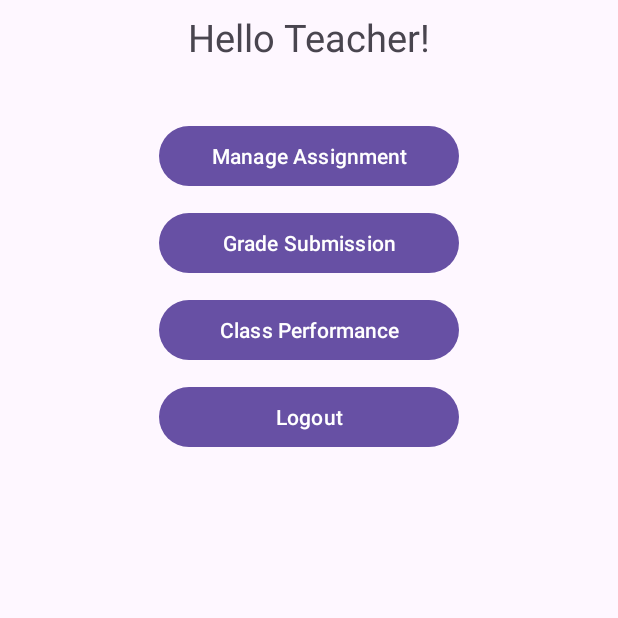
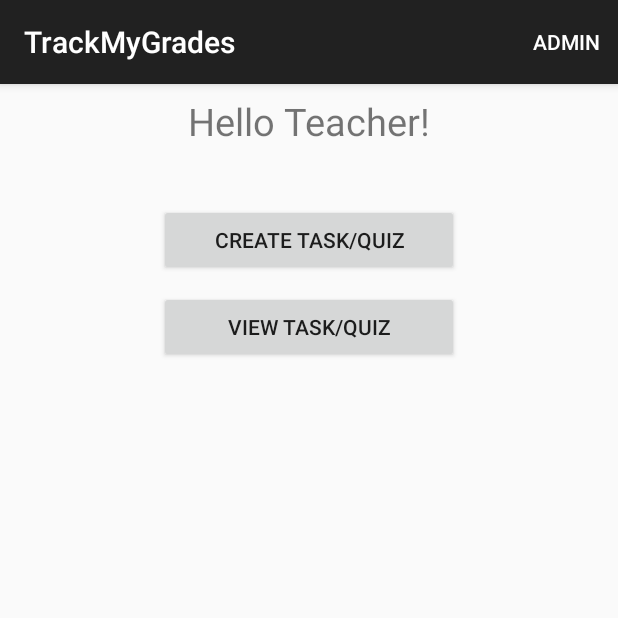
Before and after one commit to efuji38/TrackMyGrades, an Android app: the TeacherDashboardActivity screen opened directly, with no data from a screen before it, on a phone screen of 412 x 824 dp, the top half of it. Run offline under Robolectric (Android 15) with nearby library versions, the phone set to English and light mode, and no system bars; our stand-ins replace Room's generated code.

Commit message:
Added menu button for logout function

```diff
--- a/app/src/main/AndroidManifest.xml
+++ b/app/src/main/AndroidManifest.xml
@@ -10,8 +10,11 @@
         android:label="@string/app_name"
         android:roundIcon="@mipmap/ic_launcher_round"
         android:supportsRtl="true"
-        android:theme="@style/Theme.TrackMyGrades"
+        android:theme="@style/Theme.AppCompat.DayNight.DarkActionBar"
         tools:targetApi="31">
+        <activity
+            android:name=".activities.CreateAssignmentQuizActivity"
+            android:exported="false" />
         <activity
             android:name=".activities.StudentDashboardActivity"
             android:exported="false" />
--- a/app/src/main/java/com/example/trackmygrades/activities/TeacherDashboardActivity.java
+++ b/app/src/main/java/com/example/trackmygrades/activities/TeacherDashboardActivity.java
@@ -2,28 +2,152 @@ package com.example.trackmygrades.activities;
 
 
 import android.content.Context;
+import android.content.DialogInterface;
 import android.content.Intent;
+import android.content.SharedPreferences;
 import android.os.Bundle;
+import android.view.Menu;
+import android.view.MenuInflater;
+import android.view.MenuItem;
 
 
+import androidx.annotation.NonNull;
+import androidx.appcompat.app.AlertDialog;
 import androidx.appcompat.app.AppCompatActivity;
+import androidx.lifecycle.LiveData;
 
 
 import com.example.trackmygrades.R;
+import com.example.trackmygrades.database.TrackMyGradesRepository;
+import com.example.trackmygrades.database.entities.User;
 import com.example.trackmygrades.databinding.ActivityTeacherDashboardBinding;
 
 public class TeacherDashboardActivity extends AppCompatActivity {
 
     ActivityTeacherDashboardBinding binding;
+    private static final String MAIN_ACTIVITY_USER_ID = "com.example.trackmygrades.activities.MAIN_ACTIVITY_USER_ID";
+    static final String SAVED_INSTANCE_STATE_USERID_KEY = "com.example.trackmygrades.SAVED_INSTANCE_STATE_USERID_KEY";
+    private User user;
+    int loggedInUserId = -1;
+    private static final int LOGGED_OUT = -1;
 
-    private static final String MAIN_ACTIVITY_USER_ID = "com.example.trackmygrades.activities.MAIN_ACTIVITY_USER_ID";
+    private TrackMyGradesRepository repository;
+
 
     @Override
     protected void onCreate(Bundle savedInstanceState) {
         super.onCreate(savedInstanceState);
         setContentView(R.layout.activity_teacher_dashboard);
 
+        repository = TrackMyGradesRepository.getRepository(getApplication());
+        loginUser(savedInstanceState);
+
+
     }
+
+    private void loginUser(Bundle savedInstanceState){
+        //check shared preference for logged in user read from the file
+        SharedPreferences sharedPreferences = getApplication().getSharedPreferences(getString(R.string.preference_file_key),
+                Context.MODE_PRIVATE);
+        loggedInUserId = sharedPreferences.getInt(getString(R.string.preference_userId_key), LOGGED_OUT);;
+
+        if(loggedInUserId == LOGGED_OUT & savedInstanceState != null && savedInstanceState.containsKey(SAVED_INSTANCE_STATE_USERID_KEY)){
+            loggedInUserId = savedInstanceState.getInt(SAVED_INSTANCE_STATE_USERID_KEY, LOGGED_OUT);
+        }
+        if(loggedInUserId == LOGGED_OUT){
+            loggedInUserId = getIntent().getIntExtra(MAIN_ACTIVITY_USER_ID, LOGGED_OUT);
+        }
+        if(loggedInUserId == LOGGED_OUT){
+            return;
+        }
+        LiveData<User> userObserver = repository.getUserByUserId(loggedInUserId);
+        userObserver.observe(this, user -> {
+            this.user = user;
+            if(this.user != null){
+                invalidateOptionsMenu();
+            }
+        });
+    }
+
+    @Override
+    protected void onSaveInstanceState(@NonNull Bundle outState) {
+        super.onSaveInstanceState(outState);
+        outState.putInt(SAVED_INSTANCE_STATE_USERID_KEY, loggedInUserId);
+        updateSharedPreference();
+
+    }
+
+    @Override
+    public boolean onCreateOptionsMenu(Menu menu) {
+        MenuInflater inflater = getMenuInflater();
+        inflater.inflate(R.menu.logout_menu, menu);
+        return super.onCreateOptionsMenu(menu);
+    }
+
+    @Override
+    public boolean onPrepareOptionsMenu(Menu menu) {
+        MenuItem item = menu.findItem(R.id.logoutMenuItem);
+        item.setVisible(true);
+        item.setTitle("admin");
+        item.setVisible(true);
+        if(user == null){
+            return false;
+        }
+        item.setTitle(user.getUsername());
+        item.setOnMenuItemClickListener(new MenuItem.OnMenuItemClickListener() {
+            @Override
+            public boolean onMenuItemClick(@NonNull MenuItem item) {
+                showLogoutDialog();
+                return false;
+            }
+        });
+        return true;
+    }
+
+
+
+    private void showLogoutDialog(){
+        AlertDialog.Builder alertBuilder = new AlertDialog.Builder(TeacherDashboardActivity.this);
+        final AlertDialog alertDialog = alertBuilder.create();
+
+        alertBuilder.setMessage("Logout?");
+
+        alertBuilder.setPositiveButton("Logout", new DialogInterface.OnClickListener() {
+            @Override
+            public void onClick(DialogInterface dialog, int which) {
+                logout();
+            }
+        });
+
+        alertBuilder.setNegativeButton("Cancel", new DialogInterface.OnClickListener() {
+            @Override
+            public void onClick(DialogInterface dialog, int which) {
+                alertDialog.dismiss();
+            }
+        });
+
+        alertBuilder.create().show();
+
+    }
+
+    private void logout() {
+
+        loggedInUserId = LOGGED_OUT;
+        updateSharedPreference();
+        getIntent().putExtra(MAIN_ACTIVITY_USER_ID, LOGGED_OUT);
+
+        startActivity(MainActivity.loginIntentFactory(getApplicationContext()));
+
+    }
+    private void updateSharedPreference(){
+        SharedPreferences sharedPreferences = getApplication().getSharedPreferences(getString(R.string.preference_file_key),
+                Context.MODE_PRIVATE);
+        SharedPreferences.Editor sharedPrefEditor = sharedPreferences.edit();
+        sharedPrefEditor.putInt(getString(R.string.preference_userId_key), loggedInUserId);
+        sharedPrefEditor.apply();
+
+    }
+
 
     static Intent teacherDashboardIntentFactory(Context context, int userId){
         Intent intent = new Intent(context, TeacherDashboardActivity.class);
--- a/app/src/main/java/com/example/trackmygrades/database/TrackMyGradesRepository.java
+++ b/app/src/main/java/com/example/trackmygrades/database/TrackMyGradesRepository.java
@@ -53,5 +53,7 @@ public class TrackMyGradesRepository {
     }
 
 
-
+    public LiveData<User> getUserByUserId(int userId) {
+        return userDAO.getUserByUserId(userId);
+    }
 }
--- a/app/src/main/java/com/example/trackmygrades/database/UserDAO.java
+++ b/app/src/main/java/com/example/trackmygrades/database/UserDAO.java
@@ -17,4 +17,6 @@ public interface UserDAO {
     @Query("SELECT * FROM " + TrackMyGradesDatabase.USER_TABLE + " WHERE username == :username")
     LiveData<User> getUserByUserName(String username);
 
+    @Query("SELECT * FROM " + TrackMyGradesDatabase.USER_TABLE + " WHERE userId == :userId")
+    LiveData<User> getUserByUserId(int userId);
 }
--- a/app/src/main/java/com/example/trackmygrades/database/entities/Assessment.java
+++ b/app/src/main/java/com/example/trackmygrades/database/entities/Assessment.java
@@ -14,11 +14,10 @@ public class Assessment {
     private LocalDateTime dueDate;
     private int teacherId;
 
-    public Assessment(int assignmentId, LocalDateTime dueDate, int teacherId, String title) {
-        this.assignmentId = assignmentId;
+    public Assessment(String title, LocalDateTime dueDate, int teacherId) {
+        this.title = title;
         this.dueDate = dueDate;
         this.teacherId = teacherId;
-        this.title = title;
     }
 
     @Override
--- a/app/src/main/java/com/example/trackmygrades/database/entities/Grade.java
+++ b/app/src/main/java/com/example/trackmygrades/database/entities/Grade.java
@@ -12,11 +12,10 @@ public class Grade {
     private double grade;
     private String comment;
 
-    public Grade(int assignmentId, String comment, double grade, int gradeId, int studentId) {
+    public Grade(int assignmentId, double grade, String comment,  int studentId) {
         this.assignmentId = assignmentId;
+        this.grade = grade;
         this.comment = comment;
-        this.grade = grade;
-        this.gradeId = gradeId;
         this.studentId = studentId;
     }
 
--- a/app/src/main/java/com/example/trackmygrades/database/entities/User.java
+++ b/app/src/main/java/com/example/trackmygrades/database/entities/User.java
@@ -24,12 +24,11 @@ public class User {
     private String password;
     private boolean isTeacher;
 
-    public User(String username, String email, boolean isTeacher, String password, int userId) {
+    public User(String username, String password, String email, boolean isTeacher) {
         this.username = username;
+        this.password = password;
         this.email = email;
         this.isTeacher = isTeacher;
-        this.password = password;
-        this.userId = userId;
     }
 
     @Override
--- a/app/src/main/res/layout/activity_teacher_dashboard.xml
+++ b/app/src/main/res/layout/activity_teacher_dashboard.xml
@@ -19,52 +19,30 @@
         tools:ignore="MissingConstraints" />
 
     <Button
-        android:id="@+id/manageAssignmentButton"
+        android:id="@+id/createAssignmentQuizButton"
         android:layout_width="200dp"
         android:layout_height="wrap_content"
         app:layout_constraintStart_toStartOf="parent"
         app:layout_constraintEnd_toEndOf="parent"
         app:layout_constraintTop_toBottomOf="@id/greetingTeacherTextView"
         android:layout_marginTop="30dp"
-        android:text="Manage Assignment"
+        android:text="Create Task/Quiz"
+        android:gravity="center"
         tools:layout_editor_absoluteX="161dp"
         tools:layout_editor_absoluteY="222dp" />
 
     <Button
-        android:id="@+id/gradeSubmissionButton"
+        android:id="@+id/viewAssessmentButton"
         android:layout_width="200dp"
         android:layout_height="wrap_content"
         app:layout_constraintStart_toStartOf="parent"
         app:layout_constraintEnd_toEndOf="parent"
-        app:layout_constraintTop_toBottomOf="@id/manageAssignmentButton"
+        app:layout_constraintTop_toBottomOf="@id/createAssignmentQuizButton"
         android:layout_marginTop="10dp"
-        android:text="Grade Submission"
-        tools:layout_editor_absoluteX="161dp"
-        tools:layout_editor_absoluteY="222dp" />
-
-    <Button
-        android:id="@+id/classPerformanceButton"
-        android:layout_width="200dp"
-        android:layout_height="wrap_content"
-        app:layout_constraintStart_toStartOf="parent"
-        app:layout_constraintEnd_toEndOf="parent"
-        app:layout_constraintTop_toBottomOf="@id/gradeSubmissionButton"
-        android:layout_marginTop="10dp"
-        android:text="Class Performance"
-        tools:layout_editor_absoluteX="161dp"
-        tools:layout_editor_absoluteY="222dp" />
-
-    <Button
-        android:id="@+id/teacherLogoutButton"
-        android:layout_width="200dp"
-        android:layout_height="wrap_content"
-        app:layout_constraintStart_toStartOf="parent"
-        app:layout_constraintEnd_toEndOf="parent"
-        app:layout_constraintTop_toBottomOf="@id/classPerformanceButton"
-        android:layout_marginTop="10dp"
-        android:text="Logout"
+        android:text="View Task/Quiz"
         tools:layout_editor_absoluteX="161dp"
         tools:layout_editor_absoluteY="222dp" />
 
 
+
 </androidx.constraintlayout.widget.ConstraintLayout>
--- /dev/null
+++ b/app/src/main/res/menu/logout_menu.xml
@@ -0,0 +1,10 @@
+<?xml version="1.0" encoding="utf-8"?>
+<menu xmlns:android="http://schemas.android.com/apk/res/android"
+    xmlns:app="http://schemas.android.com/apk/res-auto">
+    <item
+        android:id="@+id/logoutMenuItem"
+        android:title="LOGGED IN"
+        app:showAsAction="ifRoom"
+        />
+
+</menu>
--- a/app/src/main/res/values/strings.xml
+++ b/app/src/main/res/values/strings.xml
@@ -1,3 +1,5 @@
 <resources>
     <string name="app_name">TrackMyGrades</string>
+    <string name="preference_file_key">PreferenceFileName\n</string>
+    <string name="preference_userId_key">gymLogPreferenceUserIdKey</string>
 </resources>
```
Also changed, not shown: app/src/main/java/com/example/trackmygrades/activities/MainActivity.java (+12 -0 lines), app/src/main/java/com/example/trackmygrades/database/TrackMyGradesDatabase.java (+4 -4 lines).
